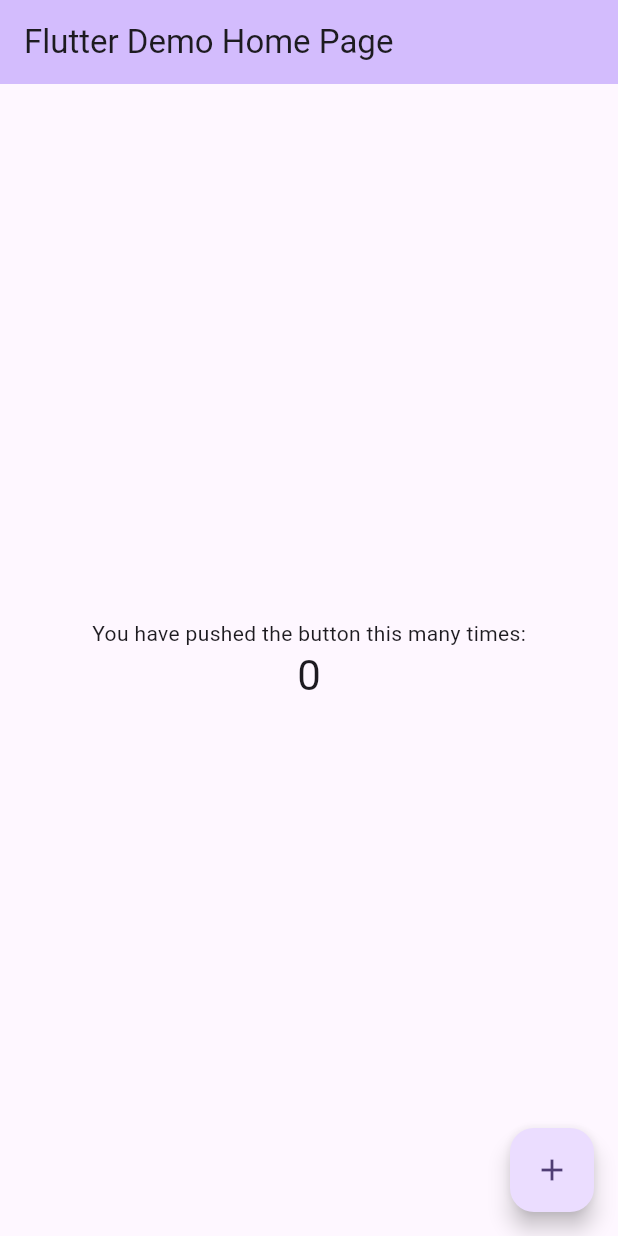
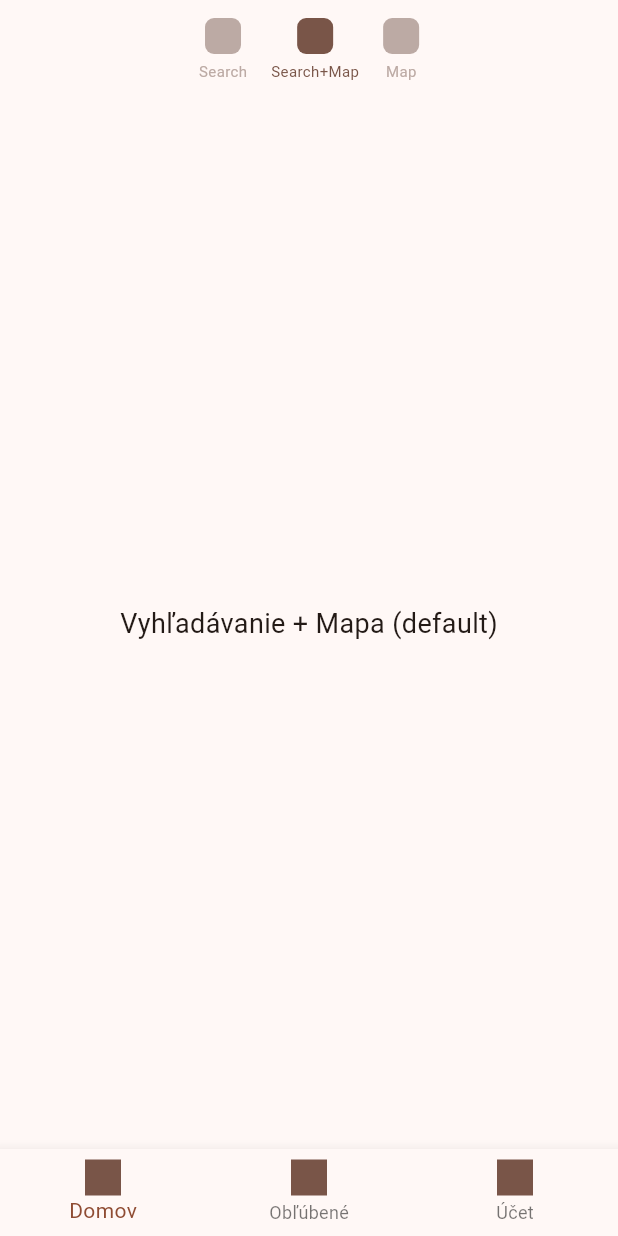
Before and after one commit to Martin-Benco/findcoffee, a Flutter app: the screen it shows after launch, on a phone screen of 412 x 824 dp. Run offline on Flutter 3.47's test engine with Material 3 defaults, Android fonts, the phone set to English and light mode, and no system bars.

Commit message:
empty files

```diff
--- a/lib/main.dart
+++ b/lib/main.dart
@@ -1,122 +1,209 @@
 import 'package:flutter/material.dart';
 
 void main() {
-  runApp(const MyApp());
+  runApp(const CoffitApp());
 }
 
-class MyApp extends StatelessWidget {
-  const MyApp({super.key});
+class CoffitApp extends StatelessWidget {
+  const CoffitApp({super.key});
 
-  // This widget is the root of your application.
   @override
   Widget build(BuildContext context) {
     return MaterialApp(
-      title: 'Flutter Demo',
+      title: 'Coffit',
       theme: ThemeData(
-        // This is the theme of your application.
-        //
-        // TRY THIS: Try running your application with "flutter run". You'll see
-        // the application has a purple toolbar. Then, without quitting the app,
-        // try changing the seedColor in the colorScheme below to Colors.green
-        // and then invoke "hot reload" (save your changes or press the "hot
-        // reload" button in a Flutter-supported IDE, or press "r" if you used
-        // the command line to start the app).
-        //
-        // Notice that the counter didn't reset back to zero; the application
-        // state is not lost during the reload. To reset the state, use hot
-        // restart instead.
-        //
-        // This works for code too, not just values: Most code changes can be
-        // tested with just a hot reload.
-        colorScheme: ColorScheme.fromSeed(seedColor: Colors.deepPurple),
+        colorScheme: ColorScheme.fromSeed(seedColor: Colors.brown),
+        useMaterial3: true,
       ),
-      home: const MyHomePage(title: 'Flutter Demo Home Page'),
+      home: const MainNavigation(),
     );
   }
 }
 
-class MyHomePage extends StatefulWidget {
-  const MyHomePage({super.key, required this.title});
-
-  // This widget is the home page of your application. It is stateful, meaning
-  // that it has a State object (defined below) that contains fields that affect
-  // how it looks.
-
-  // This class is the configuration for the state. It holds the values (in this
-  // case the title) provided by the parent (in this case the App widget) and
-  // used by the build method of the State. Fields in a Widget subclass are
-  // always marked "final".
-
-  final String title;
+class MainNavigation extends StatefulWidget {
+  const MainNavigation({super.key});
 
   @override
-  State<MyHomePage> createState() => _MyHomePageState();
+  State<MainNavigation> createState() => _MainNavigationState();
 }
 
-class _MyHomePageState extends State<MyHomePage> {
-  int _counter = 0;
+class _MainNavigationState extends State<MainNavigation> {
+  int _selectedIndex = 0;
 
-  void _incrementCounter() {
+  final List<Widget> _pages = const [
+    HomePage(),
+    FavoritesPage(),
+    ProfilePage(),
+  ];
+
+  void _onItemTapped(int index) {
     setState(() {
-      // This call to setState tells the Flutter framework that something has
-      // changed in this State, which causes it to rerun the build method below
-      // so that the display can reflect the updated values. If we changed
-      // _counter without calling setState(), then the build method would not be
-      // called again, and so nothing would appear to happen.
-      _counter++;
+      _selectedIndex = index;
     });
   }
 
   @override
   Widget build(BuildContext context) {
-    // This method is rerun every time setState is called, for instance as done
-    // by the _incrementCounter method above.
-    //
-    // The Flutter framework has been optimized to make rerunning build methods
-    // fast, so that you can just rebuild anything that needs updating rather
-    // than having to individually change instances of widgets.
     return Scaffold(
-      appBar: AppBar(
-        // TRY THIS: Try changing the color here to a specific color (to
-        // Colors.amber, perhaps?) and trigger a hot reload to see the AppBar
-        // change color while the other colors stay the same.
-        backgroundColor: Theme.of(context).colorScheme.inversePrimary,
-        // Here we take the value from the MyHomePage object that was created by
-        // the App.build method, and use it to set our appbar title.
-        title: Text(widget.title),
+      body: _pages[_selectedIndex],
+      bottomNavigationBar: BottomNavigationBar(
+        currentIndex: _selectedIndex,
+        onTap: _onItemTapped,
+        items: const [
+          BottomNavigationBarItem(
+            icon: SizedBox(width: 24, height: 24, child: DecoratedBox(decoration: BoxDecoration(color: Colors.brown))),
+            label: 'Domov',
           ),
-      body: Center(
-        // Center is a layout widget. It takes a single child and positions it
-        // in the middle of the parent.
+          BottomNavigationBarItem(
+            icon: SizedBox(width: 24, height: 24, child: DecoratedBox(decoration: BoxDecoration(color: Colors.brown))),
+            label: 'Obľúbené',
+          ),
+          BottomNavigationBarItem(
+            icon: SizedBox(width: 24, height: 24, child: DecoratedBox(decoration: BoxDecoration(color: Colors.brown))),
+            label: 'Účet',
+          ),
+        ],
+      ),
+    );
+  }
+}
+
+// ------------------- Home Page -------------------
+class HomePage extends StatefulWidget {
+  const HomePage({super.key});
+
+  @override
+  State<HomePage> createState() => _HomePageState();
+}
+
+enum HomeMode { search, searchMap, map }
+
+class _HomePageState extends State<HomePage> {
+  HomeMode _mode = HomeMode.searchMap;
+
+  @override
+  Widget build(BuildContext context) {
+    return SafeArea(
       child: Column(
-          // Column is also a layout widget. It takes a list of children and
-          // arranges them vertically. By default, it sizes itself to fit its
-          // children horizontally, and tries to be as tall as its parent.
-          //
-          // Column has various properties to control how it sizes itself and
-          // how it positions its children. Here we use mainAxisAlignment to
-          // center the children vertically; the main axis here is the vertical
-          // axis because Columns are vertical (the cross axis would be
-          // horizontal).
-          //
-          // TRY THIS: Invoke "debug painting" (choose the "Toggle Debug Paint"
-          // action in the IDE, or press "p" in the console), to see the
-          // wireframe for each widget.
+        children: [
+          // Prepínanie režimov
+          Padding(
+            padding: const EdgeInsets.symmetric(vertical: 12.0),
+            child: Row(
               mainAxisAlignment: MainAxisAlignment.center,
-          children: <Widget>[
-            const Text('You have pushed the button this many times:'),
-            Text(
-              '$_counter',
-              style: Theme.of(context).textTheme.headlineMedium,
+              children: [
+                _ModeButton(
+                  selected: _mode == HomeMode.search,
+                  onTap: () => setState(() => _mode = HomeMode.search),
+                  label: 'Search',
+                ),
+                const SizedBox(width: 16),
+                _ModeButton(
+                  selected: _mode == HomeMode.searchMap,
+                  onTap: () => setState(() => _mode = HomeMode.searchMap),
+                  label: 'Search+Map',
+                ),
+                const SizedBox(width: 16),
+                _ModeButton(
+                  selected: _mode == HomeMode.map,
+                  onTap: () => setState(() => _mode = HomeMode.map),
+                  label: 'Map',
                 ),
               ],
             ),
           ),
-      floatingActionButton: FloatingActionButton(
-        onPressed: _incrementCounter,
-        tooltip: 'Increment',
-        child: const Icon(Icons.add),
-      ), // This trailing comma makes auto-formatting nicer for build methods.
+          Expanded(
+            child: Builder(
+              builder: (context) {
+                switch (_mode) {
+                  case HomeMode.search:
+                    return const _SearchView();
+                  case HomeMode.searchMap:
+                    return const _SearchMapView();
+                  case HomeMode.map:
+                    return const _MapView();
+                }
+              },
+            ),
+          ),
+        ],
+      ),
     );
   }
 }
+
+class _ModeButton extends StatelessWidget {
+  final bool selected;
+  final VoidCallback onTap;
+  final String label;
+  const _ModeButton({required this.selected, required this.onTap, required this.label});
+
+  @override
+  Widget build(BuildContext context) {
+    return GestureDetector(
+      onTap: onTap,
+      child: Column(
+        children: [
+          SizedBox(
+            width: 24,
+            height: 24,
+            child: DecoratedBox(
+              decoration: BoxDecoration(
+                color: selected ? Colors.brown : Colors.brown[200],
+                borderRadius: BorderRadius.circular(6),
+              ),
+            ),
+          ),
+          const SizedBox(height: 4),
+          Text(label, style: TextStyle(fontSize: 10, color: selected ? Colors.brown : Colors.brown[200])),
+        ],
+      ),
+    );
+  }
+}
+
+class _SearchView extends StatelessWidget {
+  const _SearchView();
+  @override
+  Widget build(BuildContext context) {
+    return Center(child: Text('Vyhľadávanie (bez mapy)', style: TextStyle(fontSize: 18)));
+  }
+}
+
+class _SearchMapView extends StatelessWidget {
+  const _SearchMapView();
+  @override
+  Widget build(BuildContext context) {
+    return Center(child: Text('Vyhľadávanie + Mapa (default)', style: TextStyle(fontSize: 18)));
+  }
+}
+
+class _MapView extends StatelessWidget {
+  const _MapView();
+  @override
+  Widget build(BuildContext context) {
+    return Center(child: Text('Mapa na celú obrazovku', style: TextStyle(fontSize: 18)));
+  }
+}
+
+// ------------------- Favorites Page -------------------
+class FavoritesPage extends StatelessWidget {
+  const FavoritesPage({super.key});
+  @override
+  Widget build(BuildContext context) {
+    return SafeArea(
+      child: Center(child: Text('Obľúbené', style: TextStyle(fontSize: 18))),
+    );
+  }
+}
+
+// ------------------- Profile Page -------------------
+class ProfilePage extends StatelessWidget {
+  const ProfilePage({super.key});
+  @override
+  Widget build(BuildContext context) {
+    return SafeArea(
+      child: Center(child: Text('Účet', style: TextStyle(fontSize: 18))),
+    );
+  }
+}
```
Also changed, not shown: 1 other file. Lines whose indentation alone changed are shown as unchanged.
